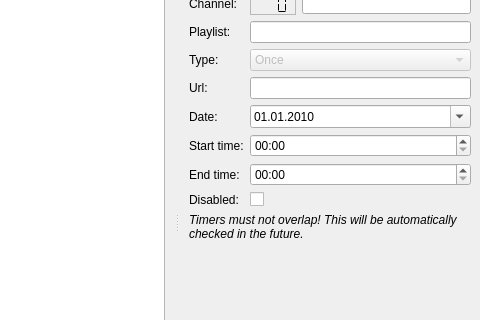
ntadej/tano, file src/ui/recorder/TimersEdit.ui: the form before one commit; both pictures show x 320 to 800 and y 93 to 413 of the 800 by 600 pixel window.
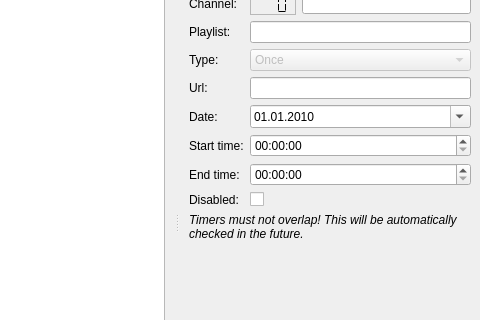
The form after the commit. Icons and pictures are not drawn. Custom widgets are drawn as their Qt base class.

What changed in the file:
```diff
--- a/src/ui/recorder/TimersEdit.ui
+++ b/src/ui/recorder/TimersEdit.ui
@@ -208,14 +208,14 @@
      <item row="6" column="1">
       <widget class="QTimeEdit" name="editStartTime">
        <property name="displayFormat">
-        <string>hh:mm</string>
+        <string>hh:mm:ss</string>
        </property>
       </widget>
      </item>
      <item row="7" column="1">
       <widget class="QTimeEdit" name="editEndTime">
        <property name="displayFormat">
-        <string>hh:mm</string>
+        <string>hh:mm:ss</string>
        </property>
       </widget>
      </item>
```
Left out of the diff: 4 changed lines with no effect on the pictures.
